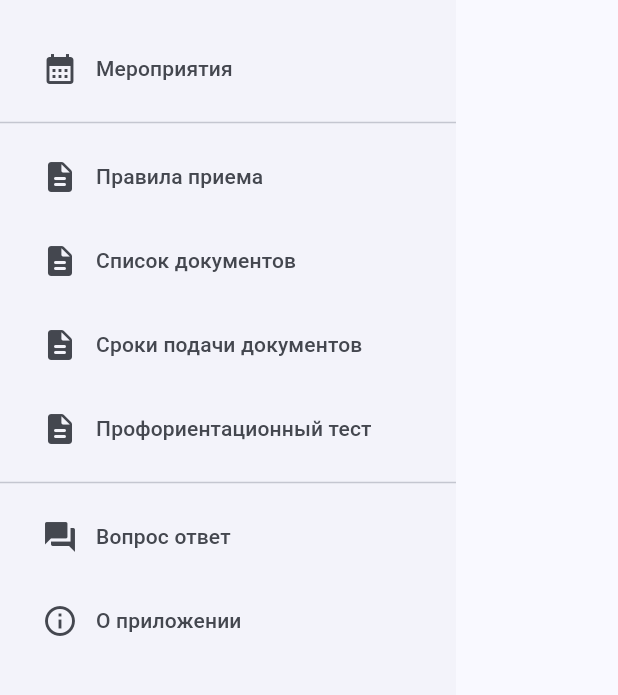
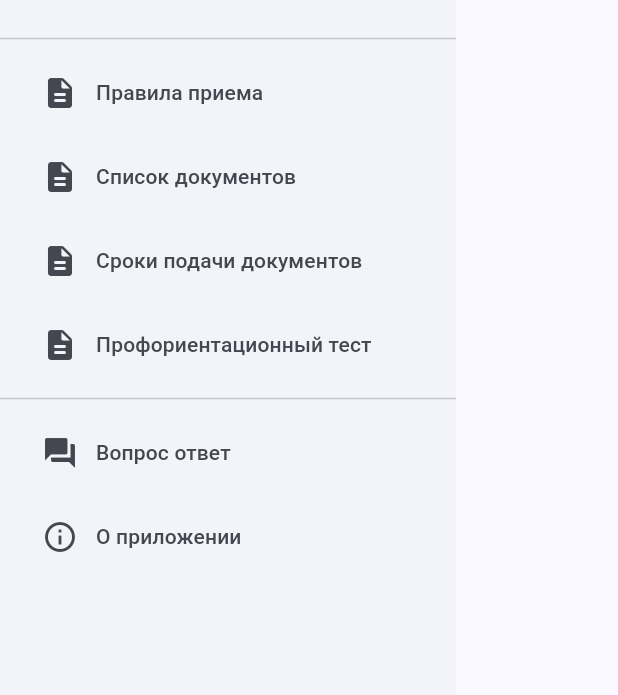
Before and after one commit to DionisiuBrovka/abiturient-minsk-client, a Flutter app: the CustomDrawer widget shown alone on an empty page, opened directly, on a phone screen of 412 x 824 dp, the part 479-1174 px from its top. Run offline on Flutter 3.47's test engine with Material 3 defaults, Android fonts, the phone set to English and light mode, and no system bars; our stand-ins replace bloc, connectivity_plus, flutter_bloc; network calls fail.

Commit message:
микро микро пиздец

```diff
--- a/lib/widgets/drawer/custom_drawer.dart
+++ b/lib/widgets/drawer/custom_drawer.dart
@@ -58,8 +58,8 @@ class CustomDrawer extends StatelessWidget {
             label: Text("Учреждения образования")),
         NavigationDrawerDestination(
             icon: Icon(Icons.person), label: Text("Специальности")),
-        NavigationDrawerDestination(
-            icon: Icon(Icons.calendar_month), label: Text("Мероприятия")),
+        // NavigationDrawerDestination(
+        //     icon: Icon(Icons.calendar_month), label: Text("Мероприятия")),
         Divider(),
         NavigationDrawerDestination(
             icon: Icon(Icons.description_rounded),
```
